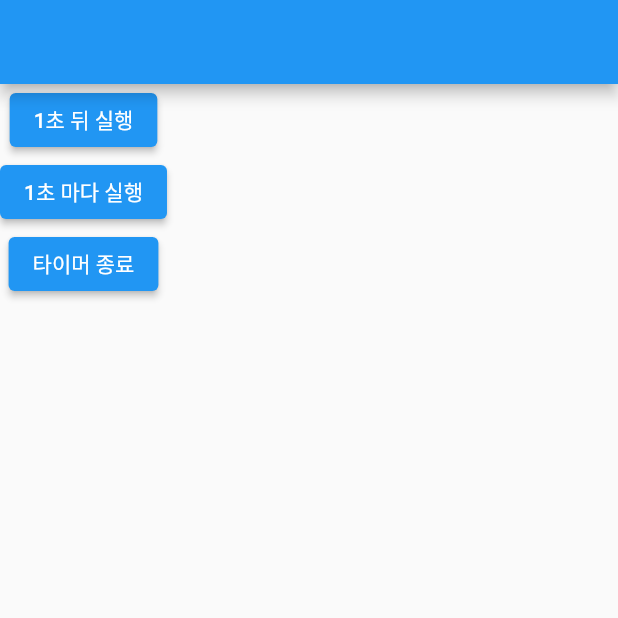
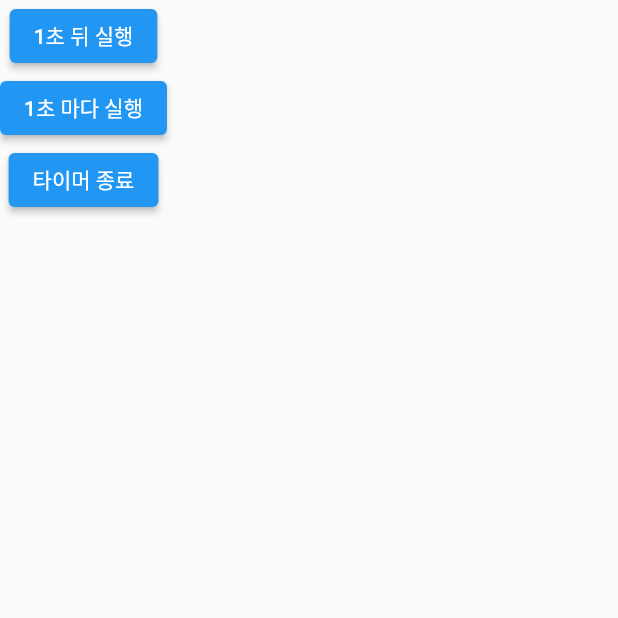
Before and after one commit to melodysdreamj/songdo_flutter_studty_2, a Flutter app: the TimerTestPage screen opened directly, on a phone screen of 412 x 824 dp, the top half of it. Run offline on Flutter 3.47's test engine with Material 2 defaults, Android fonts, the phone set to English and light mode, and no system bars.

Commit message:
타이머 예제 수정

```diff
--- a/lib/day4/timer_test.dart
+++ b/lib/day4/timer_test.dart
@@ -26,7 +26,7 @@ class _TimerTestPageState extends State<TimerTestPage> {
   @override
   Widget build(BuildContext context) {
     return Scaffold(
-      appBar: AppBar(),
+      // appBar: AppBar(),
       body: Column(
         children: [
           ElevatedButton(
--- a/lib/main.dart
+++ b/lib/main.dart
@@ -1,4 +1,5 @@
 import 'package:flutter/material.dart';
+import 'package:songdo_flutter_studty_2/day4/timer_test.dart';
 import 'package:songdo_flutter_studty_2/page/TodoPage.dart';
 
 import 'page/bmi_calcurator_page.dart';
@@ -27,7 +28,7 @@ class _BotoomNavigationBarExampleState
           CounterPage(),
           BMICalculatorPage(),
           TodoPage(),
-          Container(color: Colors.green,),
+          TimerTestPage(),
         ],
       ),
       bottomNavigationBar: BottomNavigationBar(
```
